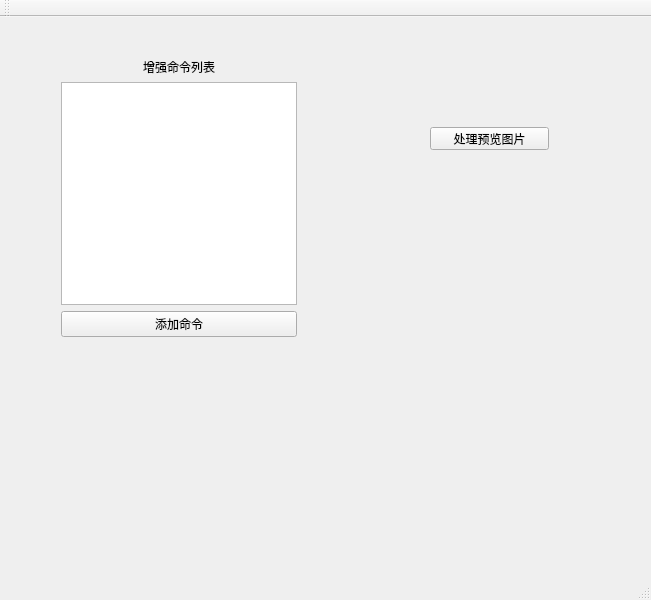
Above: ui/data_augmentation.ui from LJXLJXLJX/data_augmentation_qt before the change. Below: the same form after it.
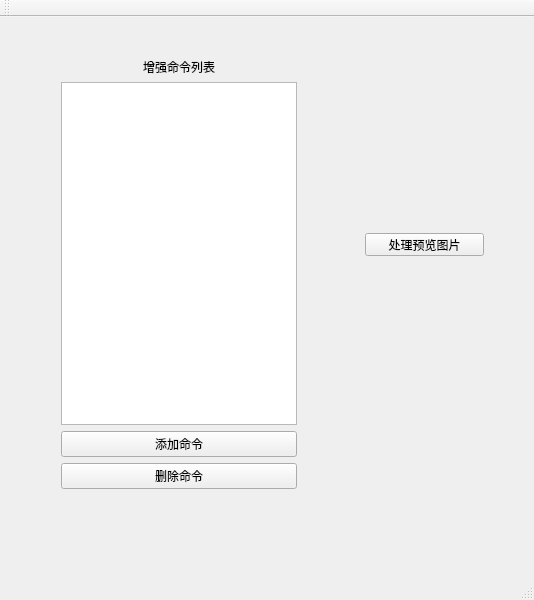
That is the form after the change.

What changed in the file:
```diff
--- a/ui/data_augmentation.ui
+++ b/ui/data_augmentation.ui
@@ -9,7 +9,7 @@
    <rect>
     <x>0</x>
     <y>0</y>
-    <width>651</width>
+    <width>534</width>
     <height>600</height>
    </rect>
   </property>
@@ -23,7 +23,7 @@
       <x>50</x>
       <y>30</y>
       <width>258</width>
-      <height>301</height>
+      <height>453</height>
      </rect>
     </property>
     <layout class="QVBoxLayout" name="commandListLayout">
@@ -56,13 +56,20 @@
        </property>
       </widget>
      </item>
+     <item>
+      <widget class="QPushButton" name="pb_deleteItemFromCommandList">
+       <property name="text">
+        <string>删除命令</string>
+       </property>
+      </widget>
+     </item>
     </layout>
    </widget>
    <widget class="QPushButton" name="pushButtonProcessDemo">
     <property name="geometry">
      <rect>
-      <x>430</x>
-      <y>110</y>
+      <x>365</x>
+      <y>216</y>
       <width>119</width>
       <height>23</height>
      </rect>
```
Left out of the diff: 2 changed lines with no effect on the pictures.
